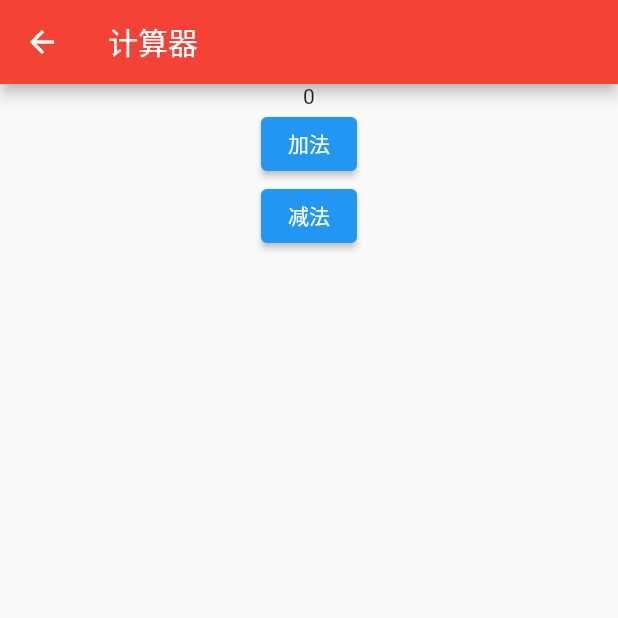
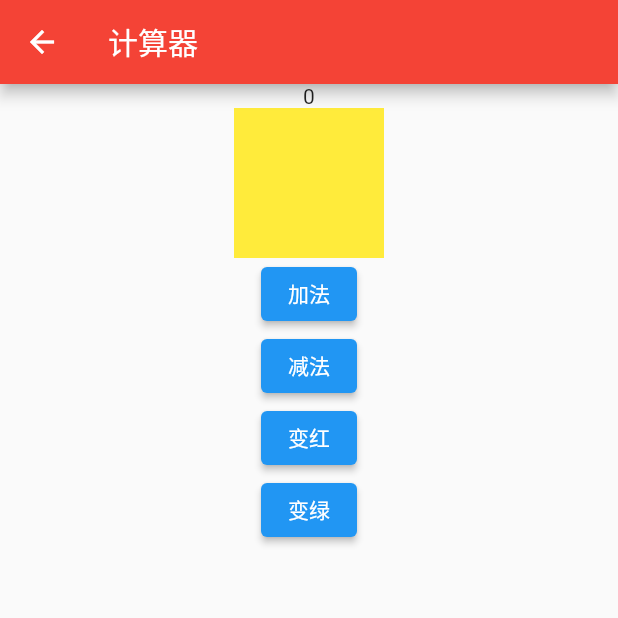
Before and after one commit to suzhiqiu/FlutterDemo, a Flutter app: the screen it shows after launch, after a tap on "点击_bloc_计数器", on a phone screen of 412 x 824 dp, the top half of it. Run offline on Flutter 3.47's test engine with Material 2 defaults, Android fonts, the phone set to English and light mode, and no system bars; our stand-ins replace bloc, equatable, flutter_bloc, flutter_swiper, fluttertoast.

Commit message:
feat(iOS):MultiBlocProvider 和MultiBlocListener使用

```diff
--- /dev/null
+++ b/lib/pages/counter/bloc/color_event.dart
@@ -0,0 +1,14 @@
+part of 'color_bloc.dart';
+
+abstract class ColorEvent extends Equatable {
+  const ColorEvent();
+
+  @override
+  List<Object> get props => [];
+}
+
+// 变红操作
+class ColorRedEvent extends ColorEvent {}
+
+// 变绿操作
+class CounterGreenEvent extends ColorEvent {}
--- /dev/null
+++ b/lib/pages/counter/bloc/color_state.dart
@@ -0,0 +1,17 @@
+part of 'color_bloc.dart';
+
+abstract class ColorState extends Equatable {
+  final Color currentColor;
+  const ColorState(this.currentColor);
+
+  @override
+  List<Object> get props => [currentColor];
+}
+
+class ColorInitial extends ColorState {
+  ColorInitial(Color color) : super(color);
+}
+
+class ColorChange extends ColorState {
+  ColorChange(Color color) : super(color);
+}
--- /dev/null
+++ b/lib/pages/counter/counter_mul_view.dart
@@ -0,0 +1,86 @@
+import 'package:flutter/material.dart';
+import 'package:flutter_app/pages/counter/bloc/color_bloc.dart';
+import 'package:flutter_app/pages/counter/bloc/counter_bloc.dart';
+import 'package:flutter_bloc/flutter_bloc.dart';
+
+class CounterMulView extends StatefulWidget {
+  CounterMulView({Key key}) : super(key: key);
+
+  @override
+  _CounterMulViewState createState() => _CounterMulViewState();
+}
+
+class _CounterMulViewState extends State<CounterMulView> {
+  @override
+  Widget build(BuildContext context) {
+    return Scaffold(
+      appBar: AppBar(title: Text('计算器')),
+      body: Center(
+        child: Column(
+          children: [
+            //2.
+            MultiBlocListener(
+              listeners: [
+                BlocListener<CounterBloc, CounterState>(
+                  listener: (context, state) {
+                    print('BlocListener--->CounterBloc--->${state.value}');
+                  },
+                ),
+                BlocListener<ColorBloc, ColorState>(
+                  listener: (context, state) {
+                    print(
+                        'BlocListener--->CounterBloc--->${state.currentColor}');
+                  },
+                ),
+              ],
+              child: BlocBuilder<CounterBloc, CounterState>(
+                //操纵的数据
+                builder: (context, state) {
+                  return Column(
+                    children: [
+                      Text('${state.value}'),
+                      BlocBuilder<ColorBloc, ColorState>(
+                        builder: (context, state) {
+                          return Container(
+                            color: state.currentColor,
+                            width: 100,
+                            height: 100,
+                          );
+                        },
+                      )
+                    ],
+                  );
+                },
+              ),
+            ),
+            ElevatedButton(
+              onPressed: () {
+                //3.
+                BlocProvider.of<CounterBloc>(context).add(CounterAddEvent());
+              },
+              child: Text('加法'),
+            ),
+            ElevatedButton(
+              onPressed: () {
+                BlocProvider.of<CounterBloc>(context).add(CounterSubEvent());
+              },
+              child: Text('减法'),
+            ),
+            ElevatedButton(
+              onPressed: () {
+                BlocProvider.of<ColorBloc>(context).add(ColorRedEvent());
+              },
+              child: Text('变红'),
+            ),
+            ElevatedButton(
+              onPressed: () {
+                BlocProvider.of<ColorBloc>(context).add(CounterGreenEvent());
+              },
+              child: Text('变绿'),
+            )
+          ],
+        ),
+      ),
+    );
+  }
+}
--- a/lib/pages/counter/counter_page.dart
+++ b/lib/pages/counter/counter_page.dart
@@ -1,5 +1,7 @@
 import 'package:flutter/material.dart';
+import 'package:flutter_app/pages/counter/bloc/color_bloc.dart';
 import 'package:flutter_app/pages/counter/bloc/counter_bloc.dart';
+import 'package:flutter_app/pages/counter/counter_mul_view.dart';
 import 'package:flutter_app/pages/counter/counter_view.dart';
 import 'package:flutter_bloc/flutter_bloc.dart';
 
@@ -10,12 +12,30 @@ class CounterPage extends StatefulWidget {
   _CounterPageState createState() => _CounterPageState();
 }
 
+//单个
+// class _CounterPageState extends State<CounterPage> {
+//   @override
+//   Widget build(BuildContext context) {
+//     return BlocProvider(
+//       create: (context) => CounterBloc(), //这里是所有逻辑
+//       child: CounterView(), //这里是所有界面
+//     );
+//   }
+
+//多个
 class _CounterPageState extends State<CounterPage> {
   @override
   Widget build(BuildContext context) {
-    return BlocProvider(
-      create: (context) => CounterBloc(),
-      child: CounterView(),
+    return MultiBlocProvider(
+      providers: [
+        BlocProvider(
+          create: (context) => CounterBloc(),
+        ),
+        BlocProvider(
+          create: (context) => ColorBloc(),
+        ),
+      ],
+      child: CounterMulView(),
     );
   }
 }
--- a/lib/pages/counter/counter_view.dart
+++ b/lib/pages/counter/counter_view.dart
@@ -19,6 +19,7 @@ class _CounterViewState extends State<CounterView> {
           children: [
             //2.
             BlocBuilder<CounterBloc, CounterState>(
+              //操纵的数据
               builder: (context, state) {
                 return Text('${state.value}');
               },
```
Also changed, not shown: lib/pages/counter/bloc/color_bloc.dart (added, +38 -0 lines).
